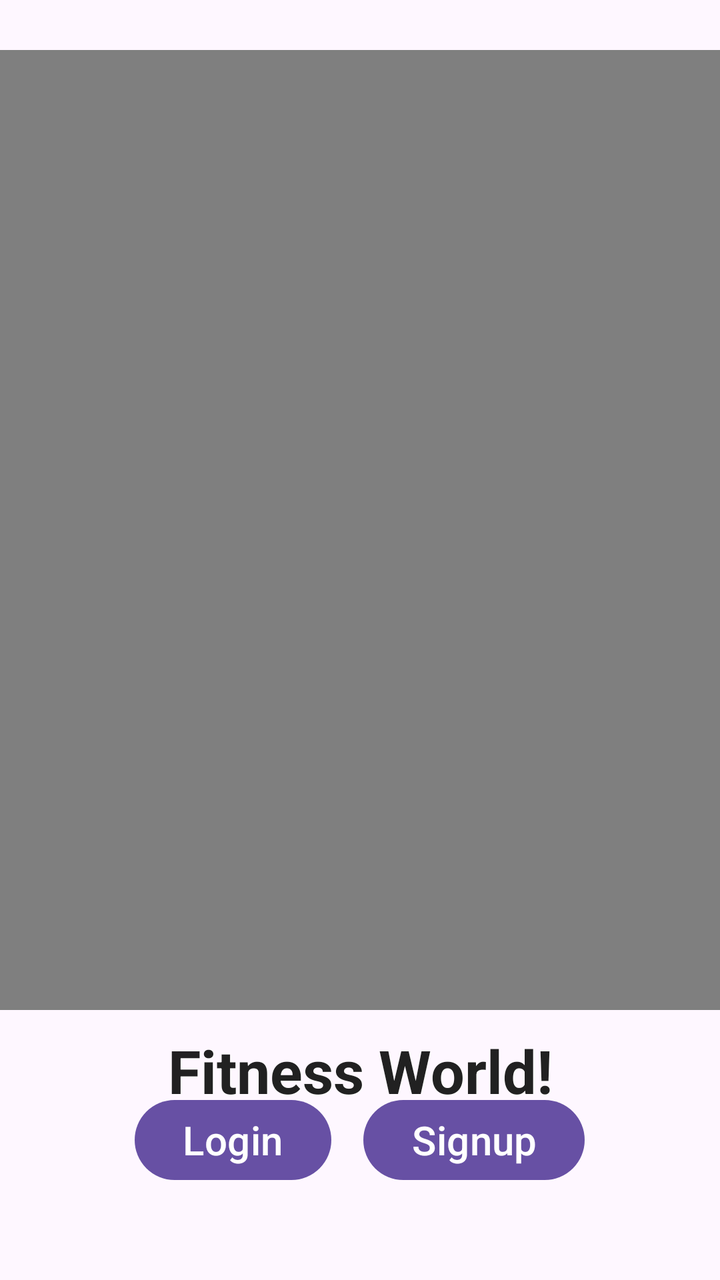
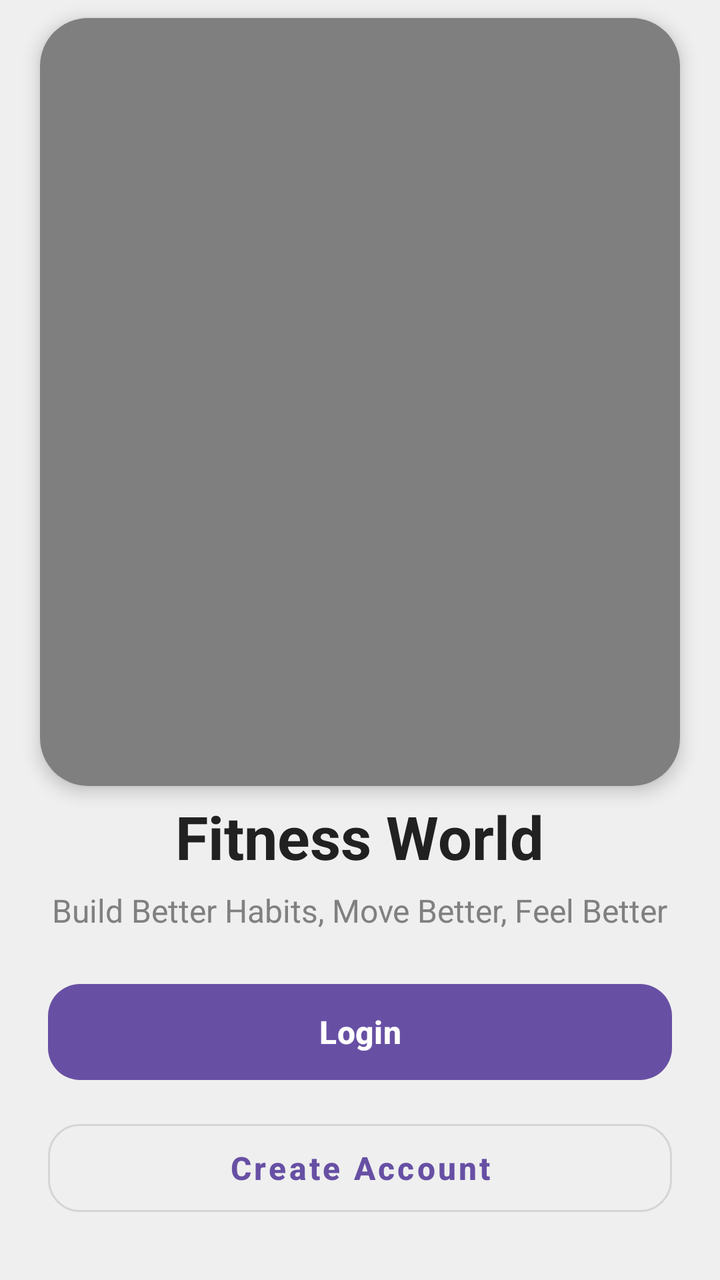

Compare the two renders of this Android layout. The source of the first and the diff that turns it into the second are given below.
<!-- AndroidManifest.xml: activity theme Theme.Basic -->
<!-- res/layout/activity_main.xml -->
<?xml version="1.0" encoding="utf-8"?>
<androidx.constraintlayout.widget.ConstraintLayout
    xmlns:android="http://schemas.android.com/apk/res/android"
    xmlns:app="http://schemas.android.com/apk/res-auto"
    xmlns:tools="http://schemas.android.com/tools"
    android:layout_width="match_parent"
    android:layout_height="match_parent"
    tools:context=".MainActivity">

    <VideoView
        android:id="@+id/videoView"
        android:layout_width="match_parent"
        android:layout_height="0dp"
        app:layout_constraintTop_toTopOf="parent"
        app:layout_constraintBottom_toTopOf="@id/buttonContainer"
        app:layout_constraintHeight_percent="0.75"/>

    <TextView
        android:id="@+id/headerText"
        android:layout_width="wrap_content"
        android:layout_height="wrap_content"
        android:text="Fitness World!"
        android:textSize="30sp"
        android:textStyle="bold"
        android:textColor="@color/text_color"
        android:shadowColor="#ffffff"
        android:shadowDx="1"
        android:shadowDy="1"
        android:shadowRadius="2"
        app:layout_constraintTop_toBottomOf="@id/videoView"
        app:layout_constraintStart_toStartOf="parent"
        app:layout_constraintEnd_toEndOf="parent"
        android:layout_marginTop="10dp" />

    <LinearLayout
        android:id="@+id/buttonContainer"
        android:layout_width="match_parent"
        android:layout_height="wrap_content"
        android:orientation="horizontal"
        android:gravity="center"
        android:padding="16dp"
        android:layout_marginBottom="30dp"
        app:layout_constraintBottom_toBottomOf="parent">

    <Button
        android:id="@+id/loginButton"
        android:layout_width="wrap_content"
        android:layout_height="wrap_content"
        android:text="Login"
        android:textSize="20sp"
        android:layout_marginEnd="16dp"/>

    <Button
        android:id="@+id/signupButton"
        android:layout_width="wrap_content"
        android:layout_height="wrap_content"
        android:textSize="20sp"
        android:text="Signup"/>
</LinearLayout>
    </androidx.constraintlayout.widget.ConstraintLayout>
<!-- resources referenced by this layout -->
<resources>
  <color name="text_color">#212121</color>
  <style name="Theme.Basic" parent="Base.Theme.Basic" />
  <style name="Base.Theme.Basic" parent="Theme.Material3.DayNight.NoActionBar">
          
          
      </style>
</resources>

<!-- the commit's change to res/layout/activity_main.xml (unified diff, before → after) -->
@@ -5,56 +5,92 @@
     xmlns:tools="http://schemas.android.com/tools"
     android:layout_width="match_parent"
     android:layout_height="match_parent"
+    android:background="@color/background_color"
     tools:context=".MainActivity">
 
-    <VideoView
-        android:id="@+id/videoView"
-        android:layout_width="match_parent"
+    
+    <androidx.cardview.widget.CardView
+        android:id="@+id/videoCard"
+        android:layout_width="0dp"
         android:layout_height="0dp"
+        android:layout_marginStart="20dp"
+        android:layout_marginTop="24dp"
+        android:layout_marginEnd="20dp"
+        android:layout_marginBottom="20dp"
+        app:cardCornerRadius="24dp"
+        app:cardElevation="5dp"
         app:layout_constraintTop_toTopOf="parent"
-        app:layout_constraintBottom_toTopOf="@id/buttonContainer"
-        app:layout_constraintHeight_percent="0.75"/>
-
-    <TextView
-        android:id="@+id/headerText"
-        android:layout_width="wrap_content"
-        android:layout_height="wrap_content"
-        android:text="Fitness World!"
-        android:textSize="30sp"
-        android:textStyle="bold"
-        android:textColor="@color/text_color"
-        android:shadowColor="#ffffff"
-        android:shadowDx="1"
-        android:shadowDy="1"
-        android:shadowRadius="2"
-        app:layout_constraintTop_toBottomOf="@id/videoView"
+        app:layout_constraintBottom_toTopOf="@id/contentContainer"
         app:layout_constraintStart_toStartOf="parent"
         app:layout_constraintEnd_toEndOf="parent"
-        android:layout_marginTop="10dp" />
+        app:layout_constraintHeight_percent="0.60">
 
+        <VideoView
+            android:id="@+id/videoView"
+            android:layout_width="match_parent"
+            android:layout_height="match_parent"
+            android:layout_gravity="center"
+            android:adjustViewBounds="true" />
+
+    </androidx.cardview.widget.CardView>
+
+
+    
     <LinearLayout
-        android:id="@+id/buttonContainer"
-        android:layout_width="match_parent"
+        android:id="@+id/contentContainer"
+        android:layout_width="0dp"
         android:layout_height="wrap_content"
-        android:orientation="horizontal"
-        android:gravity="center"
-        android:padding="16dp"
-        android:layout_marginBottom="30dp"
-        app:layout_constraintBottom_toBottomOf="parent">
+        android:layout_marginStart="24dp"
+        android:layout_marginEnd="24dp"
+        android:layout_marginBottom="28dp"
+        android:orientation="vertical"
+        android:gravity="center_horizontal"
+        app:layout_constraintBottom_toBottomOf="parent"
+        app:layout_constraintStart_toStartOf="parent"
+        app:layout_constraintEnd_toEndOf="parent">
 
-    <Button
-        android:id="@+id/loginButton"
-        android:layout_width="wrap_content"
-        android:layout_height="wrap_content"
-        android:text="Login"
-        android:textSize="20sp"
-        android:layout_marginEnd="16dp"/>
+        <TextView
+            android:id="@+id/headerText"
+            android:layout_width="wrap_content"
+            android:layout_height="wrap_content"
+            android:text="Fitness World"
+            android:textColor="@color/text_color"
+            android:textSize="30sp"
+            android:textStyle="bold"
+            android:gravity="center" />
 
-    <Button
-        android:id="@+id/signupButton"
-        android:layout_width="wrap_content"
-        android:layout_height="wrap_content"
-        android:textSize="20sp"
-        android:text="Signup"/>
-</LinearLayout>
-    </androidx.constraintlayout.widget.ConstraintLayout>
+        <TextView
+            android:layout_width="wrap_content"
+            android:layout_height="wrap_content"
+            android:layout_marginTop="6dp"
+            android:text="Build Better Habits, Move Better, Feel Better"
+            android:textColor="@color/gray"
+            android:textSize="16sp"
+            android:gravity="center" />
+
+        <com.google.android.material.button.MaterialButton
+            android:id="@+id/loginButton"
+            android:layout_width="match_parent"
+            android:layout_height="56dp"
+            android:layout_marginTop="22dp"
+            android:text="Login"
+            android:textSize="16sp"
+            android:textStyle="bold"
+            android:textAllCaps="false"
+            app:cornerRadius="16dp" />
+
+        <com.google.android.material.button.MaterialButton
+            android:id="@+id/signupButton"
+            style="@style/Widget.MaterialComponents.Button.OutlinedButton"
+            android:layout_width="match_parent"
+            android:layout_height="56dp"
+            android:layout_marginTop="12dp"
+            android:text="Create Account"
+            android:textSize="16sp"
+            android:textStyle="bold"
+            android:textAllCaps="false"
+            app:cornerRadius="16dp" />
+
+    </LinearLayout>
+
+</androidx.constraintlayout.widget.ConstraintLayout>
<!-- resource entries referenced after the edit -->
@@ -1,5 +1,7 @@
 <!-- resources referenced by this layout -->
 <resources>
+  <color name="background_color">#EFEFEF</color>
+  <color name="gray">#808080</color>
   <color name="text_color">#212121</color>
   <style name="Theme.Basic" parent="Base.Theme.Basic" />
   <style name="Base.Theme.Basic" parent="Theme.Material3.DayNight.NoActionBar">
